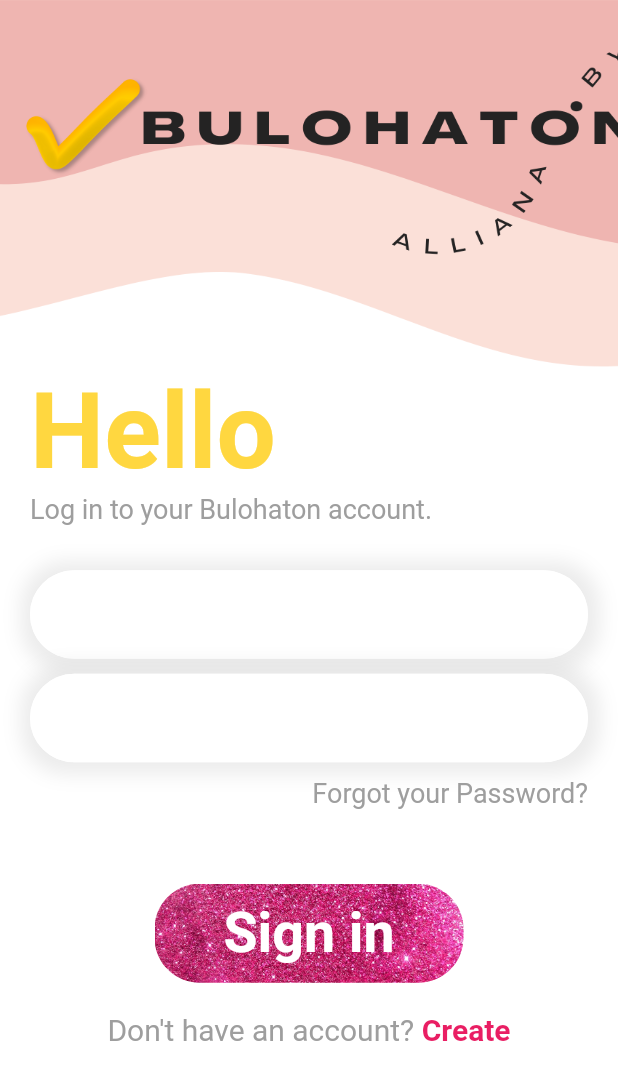
After one commit to AllianaOnate/onate_assignment_three, a Flutter app: the LoginPage screen opened directly, on a phone screen of 412 x 824 dp. The commit adds this screen. Shown: the top 1080 px of the screen. Run offline on Flutter 3.47's test engine with Material 2 defaults, Android fonts, the phone set to English and light mode, and no system bars; our stand-ins replace image_picker, lottie, permission_handler, sqflite, table_calendar; accounts and stored records are empty; network calls fail.

Commit message:
Added login page

```diff
--- a/lib/add_update_page.dart
+++ b/lib/add_update_page.dart
@@ -99,7 +99,7 @@ class _AddUpdateTaskState extends State<AddUpdateTask> {
                               titleController.text = value;
                             });
                           },
-                          maxLength: 50,
+                          maxLength: 100,
                           decoration: InputDecoration(
                             border: OutlineInputBorder(),
                             hintText: "Note Title",
--- /dev/null
+++ b/lib/login_page.dart
@@ -0,0 +1,183 @@
+import 'package:flutter/material.dart';
+
+class LoginPage extends StatefulWidget {
+  const LoginPage({Key? key}) : super(key: key);
+
+  @override
+  State<LoginPage> createState() => _LoginPageState();
+}
+
+class _LoginPageState extends State<LoginPage> {
+  @override
+  Widget build(BuildContext context) {
+    double w = MediaQuery.of(context).size.width;
+    double h = MediaQuery.of(context).size.height;
+    return Scaffold(
+      backgroundColor: Colors.white,
+      body: SingleChildScrollView(
+        child: Column(
+          children: [
+            Container(
+              width: w,
+              height: h*0.3,
+              decoration: BoxDecoration(
+                image: DecorationImage(
+                  image: AssetImage("assets/bulohaton_header.png"),
+                  fit: BoxFit.cover,
+                ),
+              ),
+            ),
+            Container(
+              margin: EdgeInsets.only(left: 20, right: 20),
+              width: w,
+              child: Column(
+                crossAxisAlignment: CrossAxisAlignment.start,
+                children: [
+                  Text("Hello",
+                    style: TextStyle(
+                        fontSize: 70,
+                        fontWeight: FontWeight.bold,
+                      color: Colors.amberAccent
+                    ),
+                  ),
+                  Text("Log in to your Bulohaton account.",
+                    style: TextStyle(
+                      fontSize: 18,
+                      color: Colors.grey[500],
+                    ),
+                  ),
+                  SizedBox(height: 30,),
+                  Container(
+                    decoration: BoxDecoration(
+                      color: Colors.white,
+                      borderRadius: BorderRadius.circular(30),
+                      boxShadow: [
+                        BoxShadow(
+                          blurRadius: 10,
+                          spreadRadius: 7,
+                          offset: Offset(1,1),
+                          color: Colors.grey.withOpacity(0.2)
+                        )
+                      ]
+                    ),
+                    child: TextField(
+                      decoration: InputDecoration(
+                        focusedBorder: OutlineInputBorder(
+                          borderRadius: BorderRadius.circular(30),
+                          borderSide: BorderSide(
+                            color: Colors.white,
+                            width: 1.0
+                          ),
+                        ),
+                        enabledBorder: OutlineInputBorder(
+                          borderRadius: BorderRadius.circular(30),
+                          borderSide: BorderSide(
+                            color: Colors.white,
+                            width: 1.0
+                          ),
+                        ),
+                        border: OutlineInputBorder(
+                            borderRadius: BorderRadius.circular(30),
+                        ),
+                      ),
+                    ),
+                  ),
+                  SizedBox(height: 10),
+                  Container(
+                    decoration: BoxDecoration(
+                        color: Colors.white,
+                        borderRadius: BorderRadius.circular(30),
+                        boxShadow: [
+                          BoxShadow(
+                              blurRadius: 10,
+                              spreadRadius: 7,
+                              offset: Offset(1,1),
+                              color: Colors.grey.withOpacity(0.2)
+                          )
+                        ]
+                    ),
+                    child: TextField(
+                      decoration: InputDecoration(
+                        focusedBorder: OutlineInputBorder(
+                          borderRadius: BorderRadius.circular(30),
+                          borderSide: BorderSide(
+                              color: Colors.white,
+                              width: 1.0
+                          ),
+                        ),
+                        enabledBorder: OutlineInputBorder(
+                          borderRadius: BorderRadius.circular(30),
+                          borderSide: BorderSide(
+                              color: Colors.white,
+                              width: 1.0
+                          ),
+                        ),
+                        border: OutlineInputBorder(
+                          borderRadius: BorderRadius.circular(30),
+                        ),
+                      ),
+                    ),
+                  ),
+                  SizedBox(height: 10),
+                  Row(
+                    children: [
+                      Expanded(
+                        child: Container(),
+                      ),
+                      Text("Forgot your Password?",
+                        style: TextStyle(
+                          fontSize: 18,
+                          color: Colors.grey[500],
+                        ),
+                      ),
+                    ],
+                  ),
+                ],
+              ),
+            ),
+            SizedBox(height: 50),
+            Container(
+              width: w*0.5,
+              height: h*0.08,
+              decoration: BoxDecoration(
+                borderRadius: BorderRadius.circular(30),
+                image: DecorationImage(
+                  image: AssetImage("assets/login_button.png"),
+                  fit: BoxFit.cover,
+                ),
+              ),
+              child: Center (
+                child: Text("Sign in",
+                  style: TextStyle(
+                    fontSize: 37,
+                    fontWeight: FontWeight.bold,
+                    color: Colors.white,
+                  ),
+                ),
+              ),
+            ),
+            SizedBox(height: 20),
+            RichText(text: TextSpan(
+              text: "Don\'t have an account?",
+              style: TextStyle(
+                color: Colors.grey[500],
+                fontSize: 20,
+              ),
+              children: [
+                TextSpan(
+                text: " Create",
+                style: TextStyle(
+                  color: Colors.pink,
+                  fontSize: 20,
+                  fontWeight: FontWeight.bold
+                ),
+                )
+              ]
+            ),
+            )
+          ],
+        ),
+      )
+    );
+  }
+}
--- a/lib/splash_screen.dart
+++ b/lib/splash_screen.dart
@@ -1,4 +1,5 @@
 import 'package:Bulohaton/home_page.dart';
+import 'package:Bulohaton/login_page.dart';
 import 'package:flutter/material.dart';
 import 'package:lottie/lottie.dart';
 
@@ -38,7 +39,7 @@ class _SplashScreenState extends State<SplashScreen> with TickerProviderStateMix
             ..duration = compos.duration
             ..forward().then((value) {
               Navigator.push(context, MaterialPageRoute(
-                  builder: (context)=>HomePage()
+                  builder: (context)=>LoginPage()
               ));
             });
           }),
--- a/pubspec.yaml
+++ b/pubspec.yaml
@@ -86,6 +86,9 @@ flutter:
       - assets/camera.png
       - assets/gallery.png
       - assets/hscreen_picture.png
+      - assets/welcome_page_bg.png
+      - assets/bulohaton_header.png
+      - assets/login_button.png
 
   # An image asset can refer to one or more resolution-specific "variants", see
   # https://flutter.dev/assets-and-images/#resolution-aware
```
Also changed, not shown: assets/bulohaton_header.png (added), assets/login_button.png (added), assets/welcome_page_bg.png (added), 3 other files.
